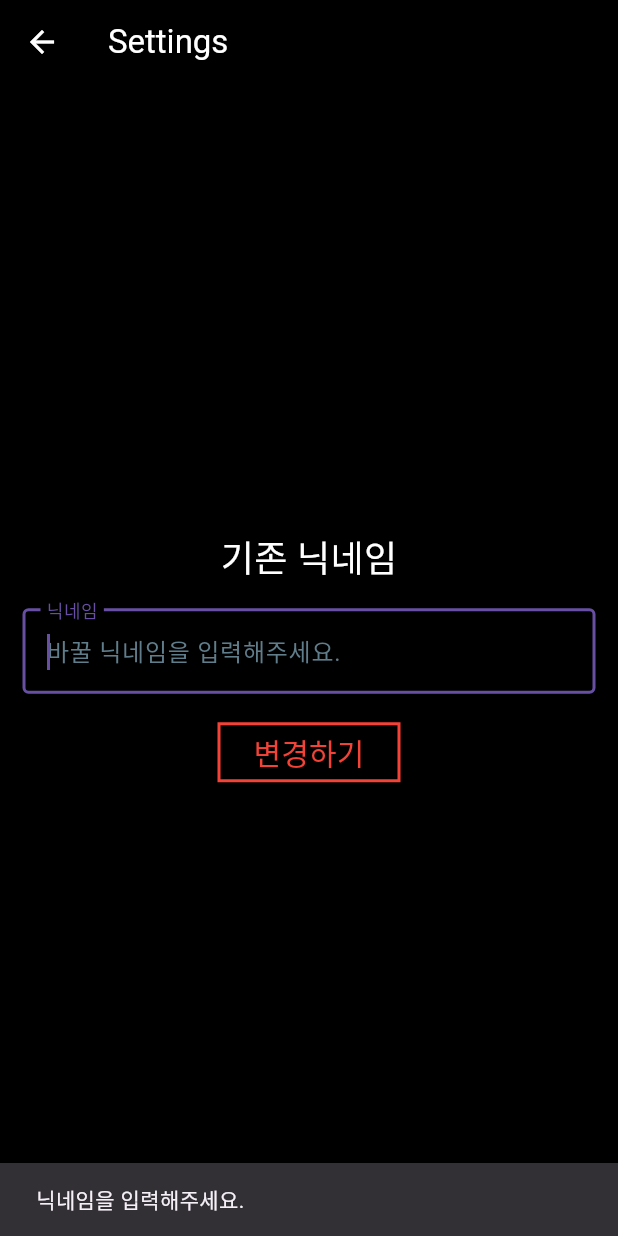
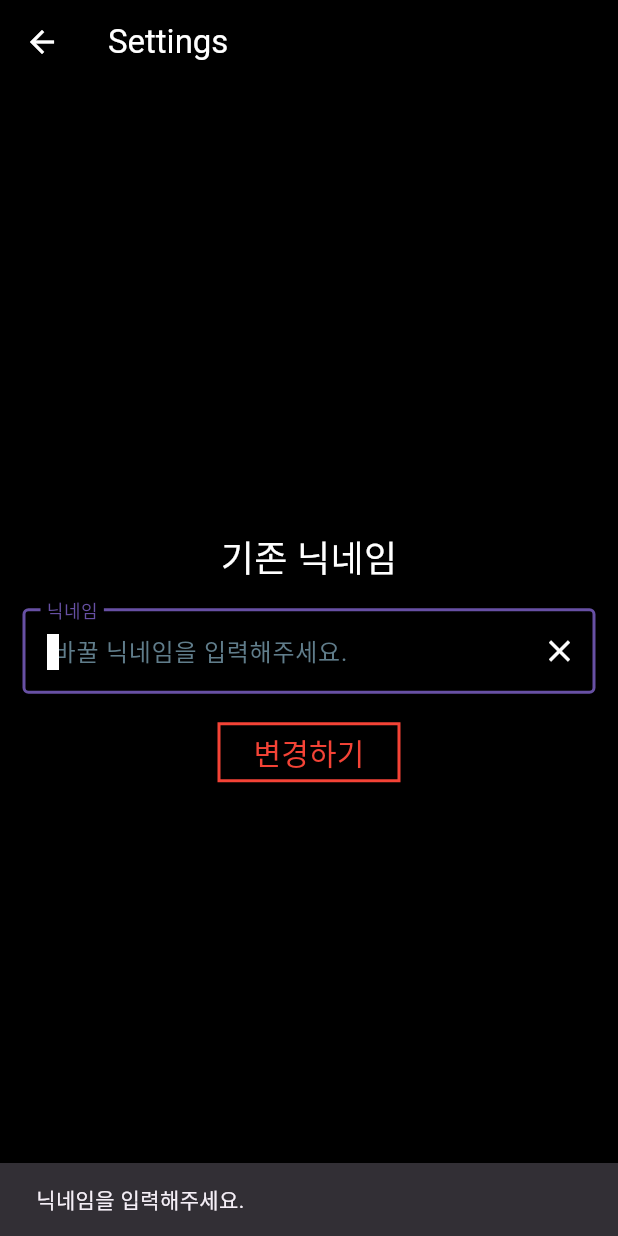
Before and after one commit to ranchat-kr/ranchat_flutter, a Flutter app: the Settingscreen screen opened directly with empty values, after a tap on "변경하기", on a phone screen of 412 x 824 dp. Run offline on Flutter 3.47's test engine with Material 3 defaults, Android fonts, the phone set to English and light mode, and no system bars; our stand-ins replace fluttertoast; missing offline and left inert: stomp_dart_client; Roboto replaces fonts that are missing (DungGeunMo).

Commit message:
(feat) 닉네임 변경 텍스트 필드 클리어 버튼 추가

```diff
--- a/lib/View/SettingScreen.dart
+++ b/lib/View/SettingScreen.dart
@@ -142,11 +142,21 @@ class _SettingscreenState extends State<Settingscreen> {
                   focusNode: _focusNode,
                   controller: _nicknameController,
                   style: const TextStyle(color: Colors.white),
-                  decoration: const InputDecoration(
-                    border: OutlineInputBorder(),
+                  cursorColor: Colors.white,
+                  cursorWidth: 8.0,
+                  cursorRadius: Radius.zero,
+                  decoration: InputDecoration(
+                    border: const OutlineInputBorder(),
                     labelText: '닉네임',
-                    hintText: '바꿀 닉네임을 입력해주세요.',
-                    hintStyle: TextStyle(color: Colors.blueGrey),
+                    hintText: ' 바꿀 닉네임을 입력해주세요.',
+                    hintStyle: const TextStyle(color: Colors.blueGrey),
+                    suffixIcon: IconButton(
+                      icon: const Icon(Icons.clear),
+                      color: Colors.white,
+                      onPressed: () {
+                        _nicknameController.clear();
+                      },
+                    ),
                   ),
                 ),
               ),
```
